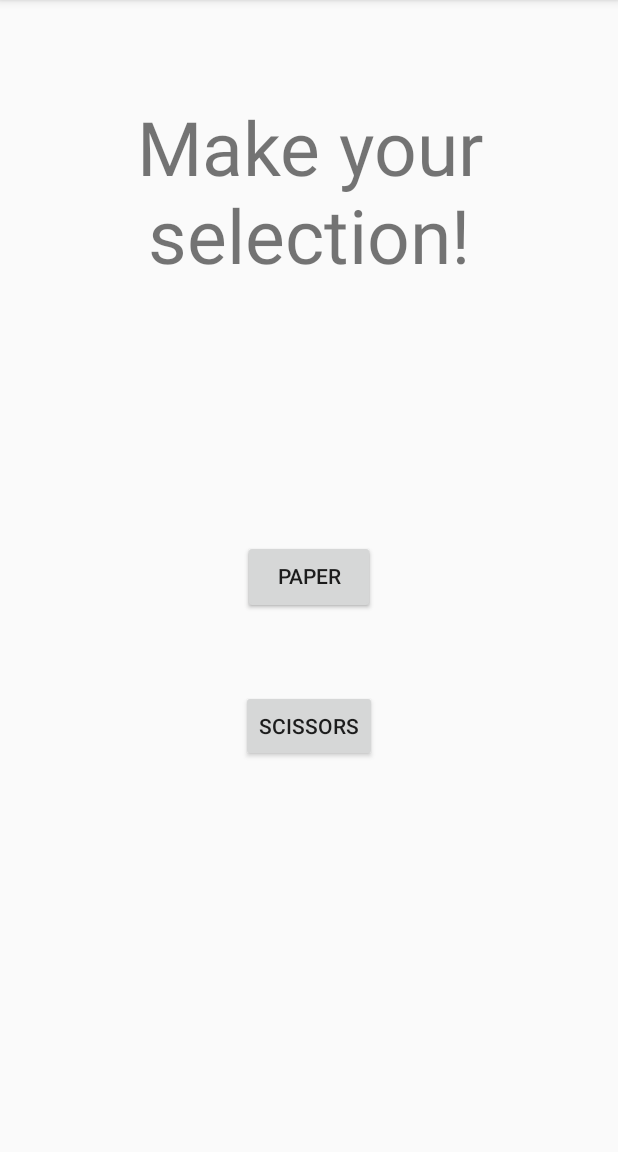
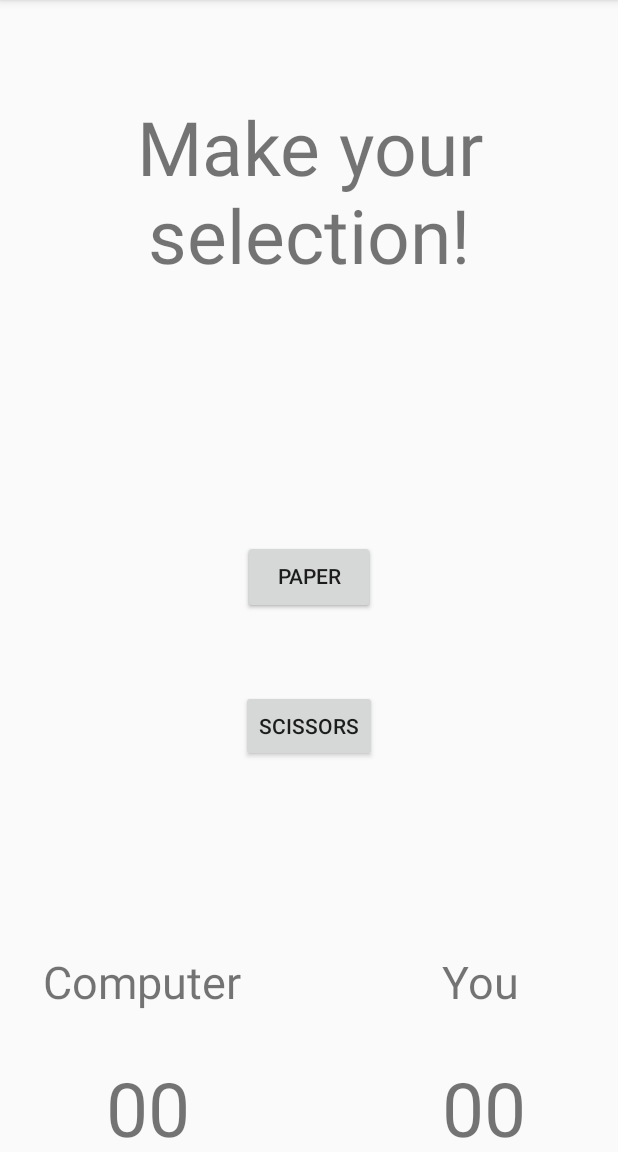
Before and after one commit to dominicfraser/RockPaperScissorsAndiodLab, an Android app: the SelectionActivity screen opened directly, with no data from a screen before it, on a phone screen of 412 x 824 dp, the part 84-1236 px from its top. Run offline under Robolectric (Android 15) with nearby library versions, the light colour scheme and no system bars.

Commit message:
hardcoded score TextViews added

```diff
--- a/app/src/main/res/layout/activity_selection.xml
+++ b/app/src/main/res/layout/activity_selection.xml
@@ -16,6 +16,17 @@
         android:layout_alignParentTop="true"
         android:layout_centerHorizontal="true"
         android:layout_marginTop="64dp" />
+
+    <TextView
+        android:text=""
+        android:textSize="24sp"
+        android:textAlignment="center"
+        android:layout_width="wrap_content"
+        android:layout_height="wrap_content"
+        android:layout_below="@+id/title_and_result"
+        android:layout_centerHorizontal="true"
+        android:layout_marginTop="22dp"
+        android:id="@+id/computerChoice" />
 
     <Button
         android:onClick="onRockClick"
@@ -48,15 +59,53 @@
         android:layout_marginTop="52dp" />
 
     <TextView
-
-        android:text=""
-        android:textSize="24sp"
-        android:textAlignment="center"
+        android:text="Computer"
+        android:textSize="30sp"
         android:layout_width="wrap_content"
         android:layout_height="wrap_content"
-        android:layout_below="@+id/title_and_result"
-        android:layout_centerHorizontal="true"
-        android:layout_marginTop="22dp"
-        android:id="@+id/computerChoice" />
+        android:id="@+id/textView2"
+        android:layout_alignBaseline="@+id/textView3"
+        android:layout_alignBottom="@+id/textView3"
+        android:layout_toLeftOf="@+id/scissors_button"
+        android:layout_toStartOf="@+id/scissors_button" />
+
+    <TextView
+        android:text="You"
+        android:textSize="30sp"
+        android:layout_width="wrap_content"
+        android:layout_height="wrap_content"
+        android:layout_marginTop="126dp"
+        android:id="@+id/textView3"
+        android:layout_below="@+id/scissors_button"
+        android:layout_toRightOf="@+id/scissors_button"
+        android:layout_toEndOf="@+id/scissors_button"
+        android:layout_marginLeft="43dp"
+        android:layout_marginStart="43dp" />
+
+    <TextView
+        android:id="@+id/computer_score"
+        android:textSize="50sp"
+        android:text="00"
+        android:layout_width="wrap_content"
+        android:layout_height="wrap_content"
+        android:layout_marginTop="30dp"
+        android:layout_below="@+id/textView2"
+        android:layout_alignRight="@+id/textView2"
+        android:layout_alignEnd="@+id/textView2"
+        android:layout_marginRight="34dp"
+        android:layout_marginEnd="34dp" />
+
+    <TextView
+        android:id="@+id/player_score"
+        android:textSize="50sp"
+        android:text="00"
+        android:layout_width="wrap_content"
+        android:layout_height="wrap_content"
+        android:layout_alignBaseline="@+id/computer_score"
+        android:layout_alignBottom="@+id/computer_score"
+        android:layout_alignLeft="@+id/textView3"
+        android:layout_alignStart="@+id/textView3" />
+
+
 
 </RelativeLayout>
--- a/app/src/main/res/layout/activity_welcome.xml
+++ b/app/src/main/res/layout/activity_welcome.xml
@@ -24,16 +24,17 @@
         android:layout_alignParentLeft="true"
         android:layout_alignParentStart="true"
         android:layout_marginBottom="37dp"
-        android:id="@+id/textView" />
+        android:id="@+id/textView"
+        android:layout_margin="8dp" />
 
     <ImageView
         android:onClick="onMainImageClick"
         android:src="@mipmap/rps_all_three"
         android:layout_width="400dp"
         android:layout_height="200dp"
+        android:id="@+id/imageView"
         android:layout_centerVertical="true"
         android:layout_alignParentLeft="true"
-        android:layout_alignParentStart="true"
-        android:id="@+id/imageView" />
+        android:layout_alignParentStart="true" />
 
 </RelativeLayout>
```
